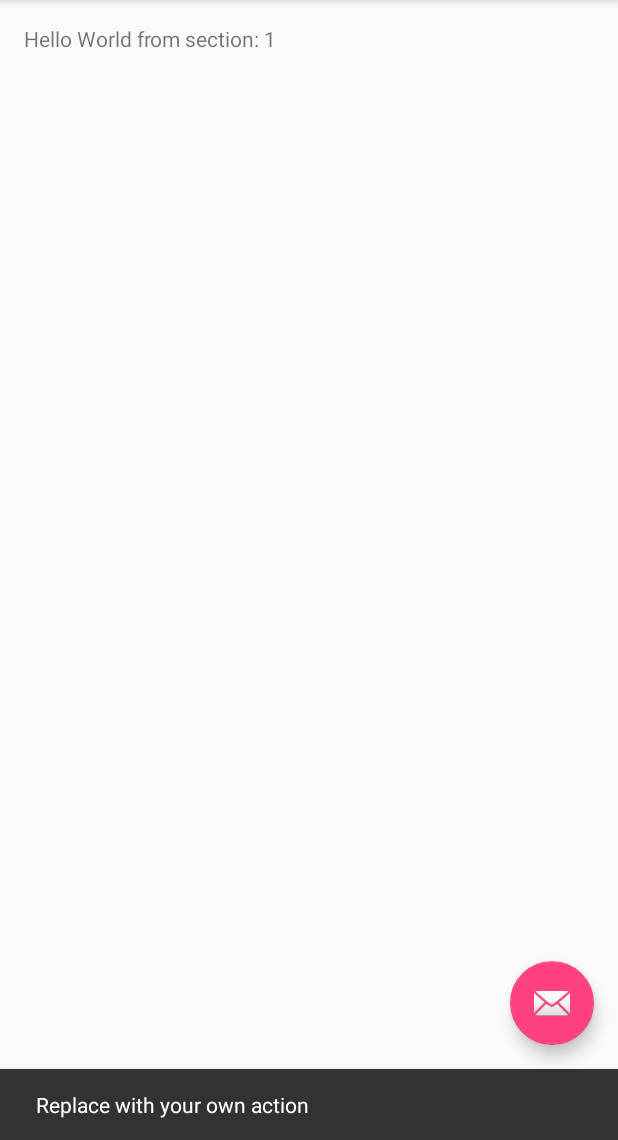
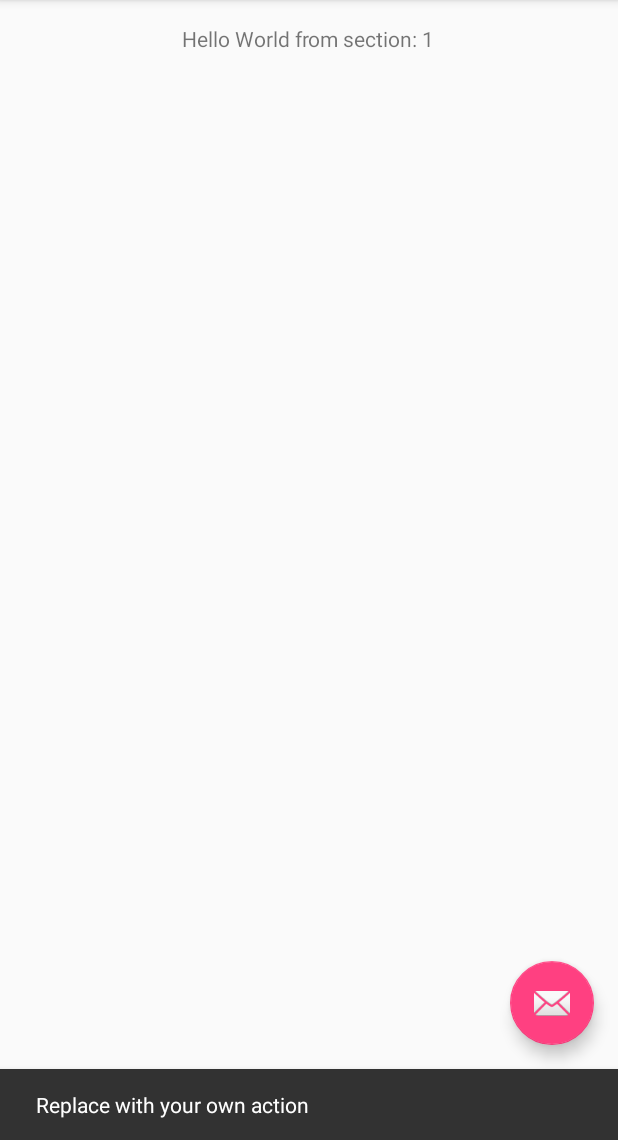
Before and after one commit to pasterp/Fullfun, an Android app: the screen it shows after launch (VueListeJoueurEtSet), after a tap on an icon or button, on a phone screen of 412 x 824 dp, the part 96-1236 px from its top. Run offline under Robolectric (Android 15) with nearby library versions, the phone set to English and light mode, and no system bars.

Commit message:
idea files

```diff
--- a/app/src/main/java/me/phelipot/fullfun/VueListeJoueurEtSet.java
+++ b/app/src/main/java/me/phelipot/fullfun/VueListeJoueurEtSet.java
@@ -147,11 +147,9 @@ public class VueListeJoueurEtSet extends AppCompatActivity {
         public CharSequence getPageTitle(int position) {
             switch (position) {
                 case 0:
-                    return "SECTION 1";
+                    return "Liste des sets de questions";
                 case 1:
-                    return "SECTION 2";
-                case 2:
-                    return "SECTION 3";
+                    return "Liste des joueurs";
             }
             return null;
         }
--- a/app/src/main/res/layout/fragment_vue_liste_joueur_et_set.xml
+++ b/app/src/main/res/layout/fragment_vue_liste_joueur_et_set.xml
@@ -11,6 +11,9 @@
     <TextView
         android:id="@+id/section_label"
         android:layout_width="wrap_content"
-        android:layout_height="wrap_content" />
+        android:layout_height="wrap_content"
+        android:text="TexteDeBase"
+        android:layout_alignParentTop="true"
+        android:layout_centerHorizontal="true" />
 
 </RelativeLayout>
```
